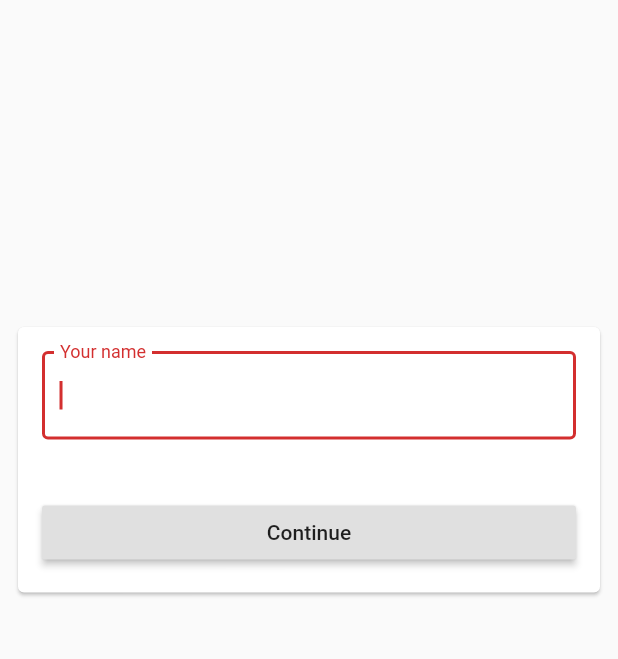
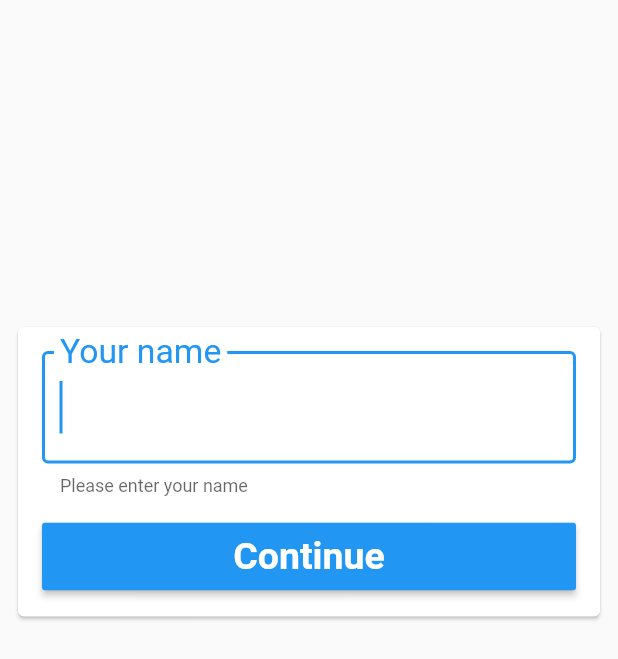
Before and after one commit to jjmutumi/todo, a Flutter app: the screen it shows after launch, on a phone screen of 412 x 824 dp. Shown: the top 659 px of the screen. Run offline on Flutter 3.47's test engine with Material 2 defaults, Android fonts, the phone set to English and light mode, and no system bars; our stand-ins replace shared_preferences.

Commit message:
Adding login button

```diff
--- /dev/null
+++ b/lib/components/login_button.dart
@@ -0,0 +1,27 @@
+import 'package:flutter/material.dart';
+
+class LoginButton extends StatelessWidget {
+  final Widget child;
+  final VoidCallback onPressed;
+
+  const LoginButton({
+    Key key,
+    this.onPressed,
+    this.child,
+  }) : super(key: key);
+
+  @override
+  Widget build(BuildContext context) {
+    return RaisedButton(
+      color: Theme.of(context).primaryColor,
+      child: DefaultTextStyle(
+          style: TextStyle(
+            color: Theme.of(context).primaryTextTheme.subtitle1.color,
+            fontSize: 25,
+            fontWeight: FontWeight.bold,
+          ),
+          child: child),
+      onPressed: onPressed,
+    );
+  }
+}
--- a/lib/screens/login_screen.dart
+++ b/lib/screens/login_screen.dart
@@ -1,5 +1,6 @@
 import 'package:flutter/material.dart';
 import 'package:flutter/widgets.dart';
+import 'package:todo/components/login_button.dart';
 import 'package:todo/models/user.dart';
 import 'package:todo/services/authentication_service.dart';
 import 'package:todo/services/shared_preferences_authentication_service.dart';
@@ -11,7 +12,7 @@ class LoginScreen extends StatefulWidget {
 
 class _LoginScreenState extends State<LoginScreen> {
   final controller = TextEditingController();
-  String error = "";
+  String error;
 
   @override
   Widget build(BuildContext context) {
@@ -33,9 +34,11 @@ class _LoginScreenState extends State<LoginScreen> {
                         child: TextField(
                           controller: controller,
                           autofocus: true,
+                          style: TextStyle(fontSize: 30),
                           decoration: InputDecoration(
                             border: OutlineInputBorder(),
                             labelText: "Your name",
+                            labelStyle: TextStyle(fontSize: 30),
                             helperText: "Please enter your name",
                             errorText: error,
                           ),
@@ -43,8 +46,11 @@ class _LoginScreenState extends State<LoginScreen> {
                       ),
                       Padding(
                         padding: const EdgeInsets.all(8.0),
-                        child: RaisedButton(
-                          child: Text("Continue"),
+                        child: LoginButton(
+                          child: Padding(
+                            padding: const EdgeInsets.all(8.0),
+                            child: Text("Continue"),
+                          ),
                           onPressed: () async {
                             if (_isValid(controller.text)) {
                               final user = User(name: controller.text);
```
